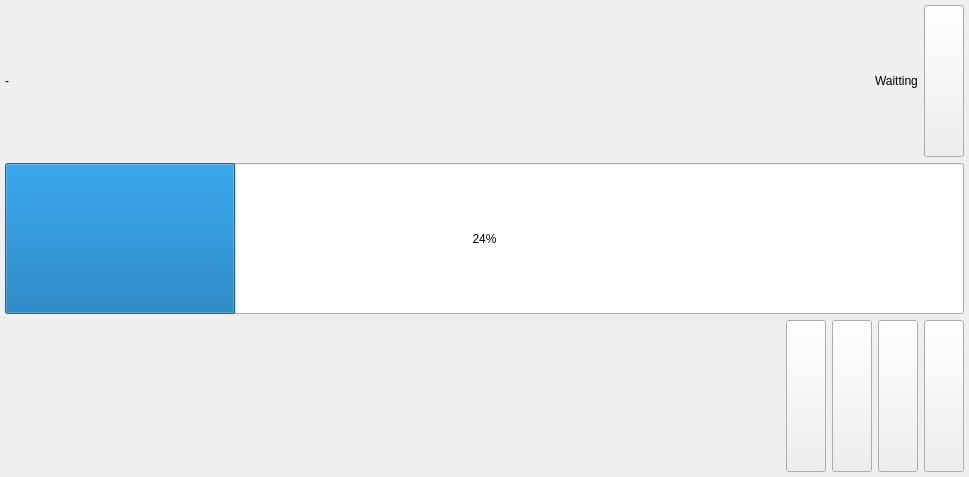
This is sVanilla/src/ClientUi/Download/DownloadingListWidget.ui in WangPengZhan/sVanilla as Qt 5 draws it before an edit. The edited form follows.
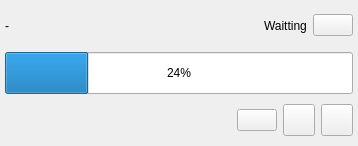
This is the edited form.

```diff
--- a/sVanilla/src/ClientUi/Download/DownloadingListWidget.ui
+++ b/sVanilla/src/ClientUi/Download/DownloadingListWidget.ui
@@ -6,8 +6,8 @@
    <rect>
     <x>0</x>
     <y>0</y>
-    <width>969</width>
-    <height>477</height>
+    <width>358</width>
+    <height>146</height>
    </rect>
   </property>
   <property name="sizePolicy">
@@ -72,13 +72,7 @@
        </widget>
       </item>
       <item>
-       <widget class="QPushButton" name="Delete">
-        <property name="sizePolicy">
-         <sizepolicy hsizetype="Preferred" vsizetype="Preferred">
-          <horstretch>0</horstretch>
-          <verstretch>0</verstretch>
-         </sizepolicy>
-        </property>
+       <widget class="QPushButton" name="btnDelete">
         <property name="text">
          <string/>
         </property>
@@ -157,51 +151,47 @@
        </spacer>
       </item>
       <item>
-       <widget class="QPushButton" name="Pause">
-        <property name="sizePolicy">
-         <sizepolicy hsizetype="Preferred" vsizetype="Preferred">
-          <horstretch>0</horstretch>
-          <verstretch>0</verstretch>
-         </sizepolicy>
-        </property>
+       <widget class="QPushButton" name="btnPause">
         <property name="text">
          <string/>
         </property>
-       </widget>
-      </item>
-      <item>
-       <widget class="QPushButton" name="Start">
-        <property name="sizePolicy">
-         <sizepolicy hsizetype="Preferred" vsizetype="Preferred">
-          <horstretch>0</horstretch>
-          <verstretch>0</verstretch>
-         </sizepolicy>
+        <property name="checkable">
+         <bool>true</bool>
         </property>
-        <property name="text">
-         <string/>
-        </property>
        </widget>
       </item>
       <item>
-       <widget class="QPushButton" name="Folder">
-        <property name="sizePolicy">
-         <sizepolicy hsizetype="Preferred" vsizetype="Preferred">
-          <horstretch>0</horstretch>
-          <verstretch>0</verstretch>
-         </sizepolicy>
+       <widget class="QPushButton" name="btnFolder">
+        <property name="minimumSize">
+         <size>
+          <width>32</width>
+          <height>32</height>
+         </size>
         </property>
+        <property name="maximumSize">
+         <size>
+          <width>32</width>
+          <height>32</height>
+         </size>
+        </property>
         <property name="text">
          <string/>
         </property>
        </widget>
       </item>
       <item>
-       <widget class="QPushButton" name="Detail">
-        <property name="sizePolicy">
-         <sizepolicy hsizetype="Preferred" vsizetype="Preferred">
-          <horstretch>0</horstretch>
-          <verstretch>0</verstretch>
-         </sizepolicy>
+       <widget class="QPushButton" name="btnDetail">
+        <property name="minimumSize">
+         <size>
+          <width>32</width>
+          <height>32</height>
+         </size>
+        </property>
+        <property name="maximumSize">
+         <size>
+          <width>32</width>
+          <height>32</height>
+         </size>
         </property>
         <property name="text">
          <string/>
```
Left out of the diff: 2 changed lines with no effect on the pictures.
